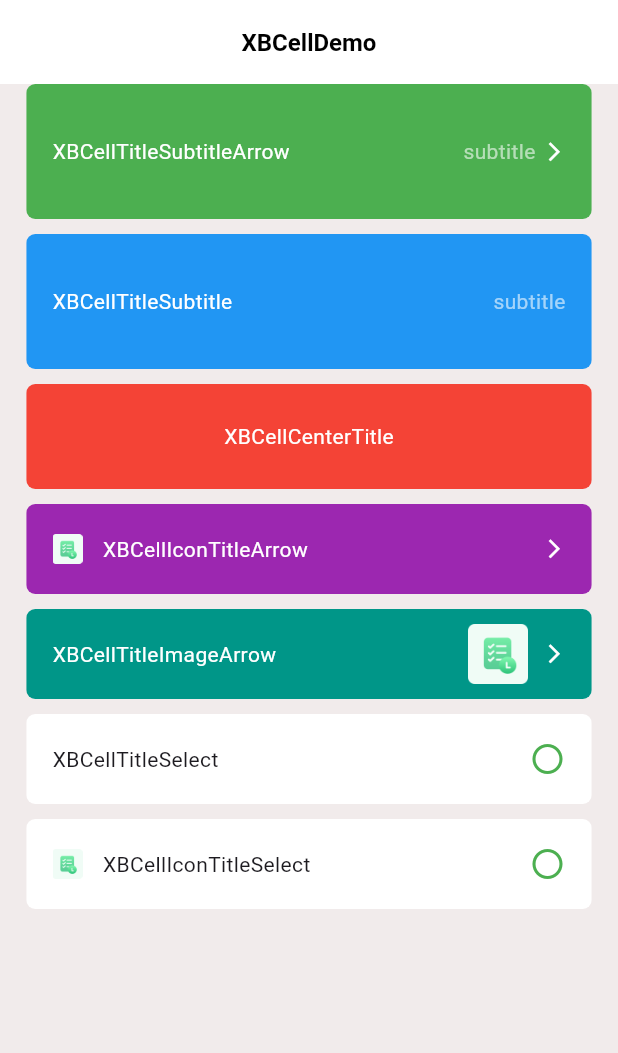
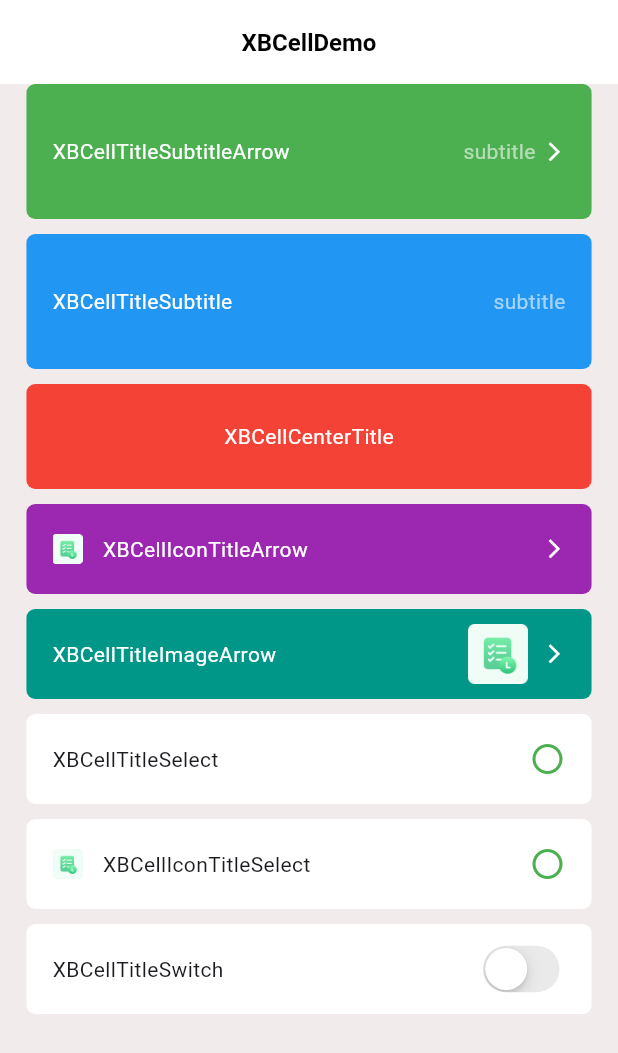
Before and after one commit to huisedediao/xb_scaffold, a Flutter app: the screen it shows after launch, on a phone screen of 412 x 824 dp. Shown: the top 1053 px of the screen. Run offline on Flutter 3.47's test engine with Material 3 defaults, Android fonts, the phone set to English and light mode, and no system bars; our stand-ins replace cached_network_image, dio, logger; missing offline and left inert: dart:html.

Commit message:
添加cell

```diff
--- a/example/lib/home.dart
+++ b/example/lib/home.dart
@@ -168,6 +168,23 @@ class Home extends XBPage<HomeVM> {
               unSelectedColor: Colors.green,
               onTap: vm.onSelectChange);
         }
+        if (index == 7) {
+          return XBCellTitleSwitch(
+            title: title,
+            isSelected: vm.isSelected,
+            contentBorderRadius: BorderRadius.circular(6),
+            margin: EdgeInsets.only(
+              left: spaces.gapDef,
+              right: spaces.gapDef,
+            ),
+            contentHeight: 40,
+            padding: EdgeInsets.only(
+                left: spaces.gapDef, right: spaces.gapDef, top: 10, bottom: 10),
+            backgroundColor: Colors.white,
+            activeColor: Colors.green,
+            onTap: vm.onSelectChange,
+          );
+        }
         return Container(
           color: colors.randColor,
           height: 50,
--- a/example/lib/home_vm.dart
+++ b/example/lib/home_vm.dart
@@ -11,7 +11,8 @@ class HomeVM extends XBPageVM<Home> {
         "XBCellIconTitleArrow",
         "XBCellTitleImageArrow",
         "XBCellTitleSelect",
-        "XBCellIconTitleSelect"
+        "XBCellIconTitleSelect",
+        "XBCellTitleSwitch"
       ];
 
   bool isSelected = false;
--- a/lib/src/common/xb_cell/xb_cell.dart
+++ b/lib/src/common/xb_cell/xb_cell.dart
@@ -7,6 +7,7 @@ export 'xb_cell_icon_title_arrow.dart';
 export 'xb_cell_title_image_arrow.dart';
 export 'xb_cell_title_select.dart';
 export 'xb_cell_icon_title_select.dart';
+export 'xb_cell_title_switch.dart';
 
 abstract class XBCell extends StatelessWidget {
   final EdgeInsetsGeometry? margin;
@@ -24,25 +25,31 @@ abstract class XBCell extends StatelessWidget {
       this.contentBorderRadius = BorderRadius.zero,
       super.key});
 
+  bool get isNeedBtn => true;
+
   @override
   Widget build(BuildContext context) {
-    return Padding(
-      padding: margin ?? const EdgeInsets.all(0),
-      child: XBButton(
+    Widget child = ClipRRect(
+      borderRadius: contentBorderRadius,
+      child: Container(
+        color: backgroundColor,
+        child: Padding(
+          padding: padding ?? const EdgeInsets.all(0),
+          child: SizedBox(height: contentHeight, child: buildContent()),
+        ),
+      ),
+    );
+    if (isNeedBtn) {
+      child = XBButton(
         preventMultiTapMilliseconds: 0,
         onTap: onTap,
         coverTransparentWhileOpacity: true,
-        child: ClipRRect(
-          borderRadius: contentBorderRadius,
-          child: Container(
-            color: backgroundColor,
-            child: Padding(
-              padding: padding ?? const EdgeInsets.all(0),
-              child: SizedBox(height: contentHeight, child: buildContent()),
-            ),
-          ),
-        ),
-      ),
+        child: child,
+      );
+    }
+    return Padding(
+      padding: margin ?? const EdgeInsets.all(0),
+      child: child,
     );
   }
 
--- /dev/null
+++ b/lib/src/common/xb_cell/xb_cell_title_switch.dart
@@ -0,0 +1,58 @@
+import 'package:flutter/cupertino.dart';
+import 'package:flutter/material.dart';
+import 'package:xb_scaffold/xb_scaffold.dart';
+
+class XBCellTitleSwitch extends XBCell {
+  final String title;
+  final TextStyle? titleStyle;
+  final double? titleRightPadding;
+  final double? maxTitleWidth;
+  final int? titleMaxLines;
+  final TextOverflow? titleOverflow;
+  final bool isSelected;
+  final Color activeColor;
+  const XBCellTitleSwitch(
+      {required this.title,
+      required this.isSelected,
+      this.titleStyle,
+      this.titleRightPadding,
+      this.maxTitleWidth,
+      this.titleMaxLines,
+      this.titleOverflow,
+      this.activeColor = Colors.blue,
+      super.contentHeight,
+      super.margin,
+      super.padding,
+      super.onTap,
+      super.contentBorderRadius,
+      super.backgroundColor,
+      super.key});
+
+  @override
+  bool get isNeedBtn => false;
+
+  @override
+  Widget buildContent() {
+    return Row(
+      children: [
+        SizedBox(
+          width: maxTitleWidth,
+          child: Text(
+            title,
+            overflow: titleOverflow,
+            style: titleStyle,
+            maxLines: titleMaxLines,
+          ),
+        ),
+        SizedBox(width: titleRightPadding ?? spaces.gapLess),
+        const Spacer(),
+        CupertinoSwitch(
+            activeColor: activeColor,
+            value: isSelected,
+            onChanged: (newValue) {
+              onTap?.call();
+            })
+      ],
+    );
+  }
+}
```
